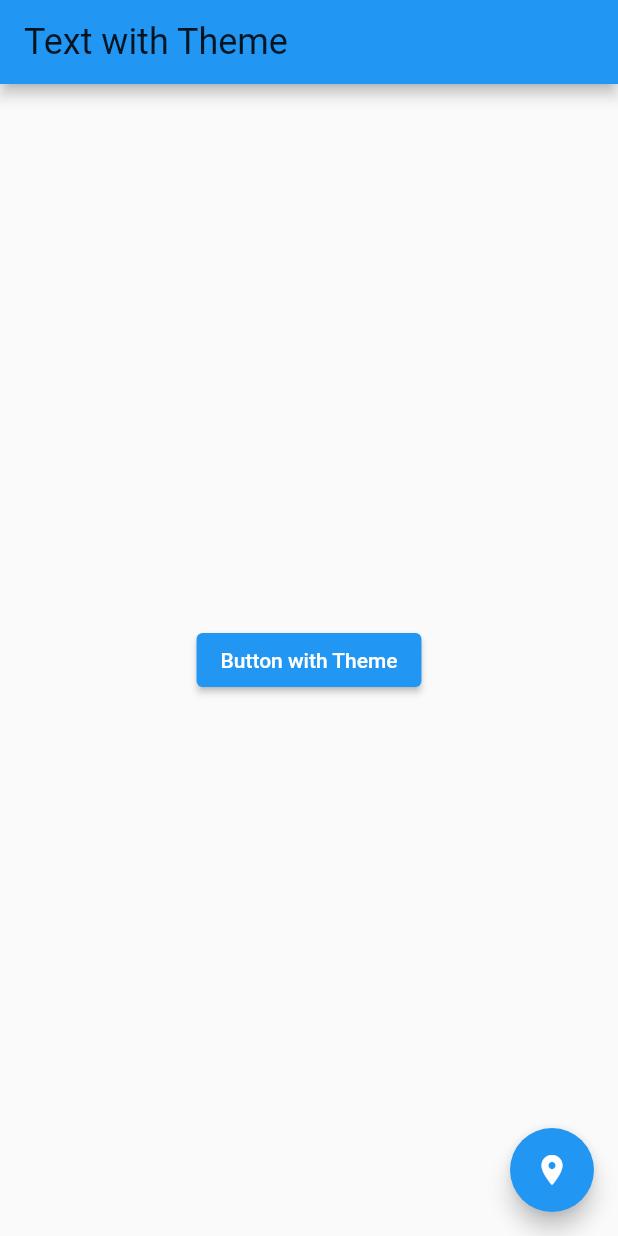
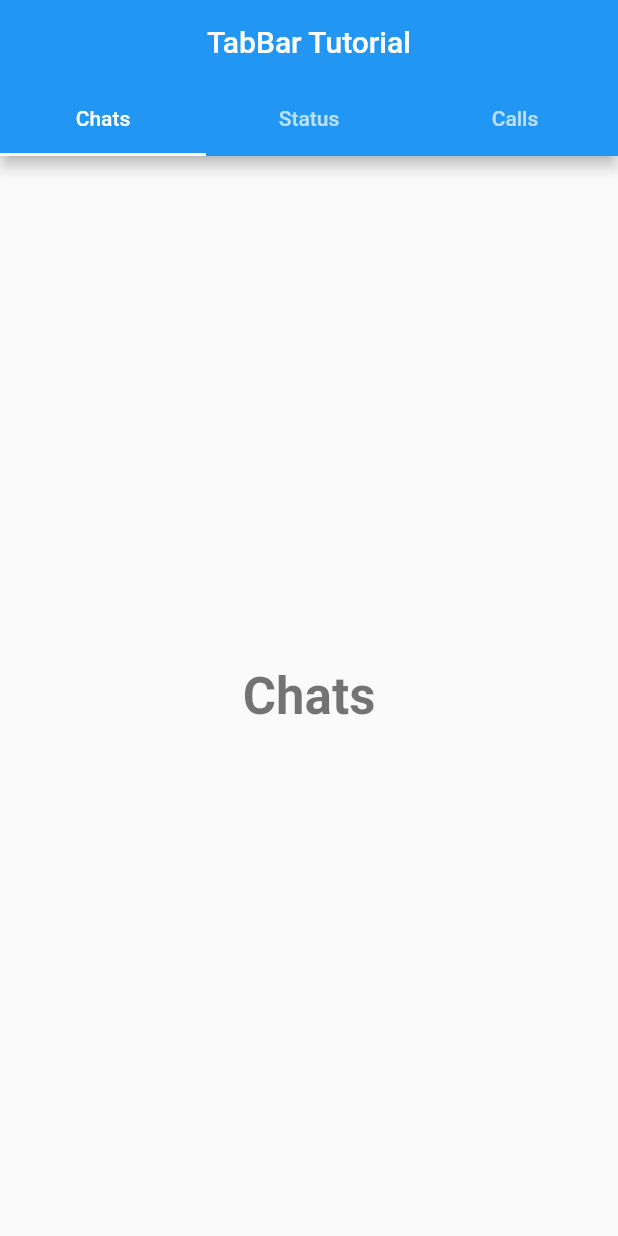
Before and after one commit to uemirhanselim/FLutter-Animations, a Flutter app: the screen it shows after launch, on a phone screen of 412 x 824 dp. Run offline on Flutter 3.47's test engine with Material 2 defaults, Android fonts, the phone set to English and light mode, and no system bars; our stand-ins replace google_fonts.

Commit message:
TabBar tutorial has done

```diff
--- /dev/null
+++ b/lib/design/tabs.dart
@@ -0,0 +1,38 @@
+import 'package:flutter/material.dart';
+
+class TabsView extends StatelessWidget {
+  const TabsView({super.key});
+
+  @override
+  Widget build(BuildContext context) {
+    return DefaultTabController(
+      length: 3,
+      child: Scaffold(
+        appBar: AppBar(
+          centerTitle: true,
+          title: const Text("TabBar Tutorial"),
+          bottom: const TabBar(
+            tabs: [
+              Tab(text: "Chats"),
+              Tab(text: "Status"),
+              Tab(text: "Calls"),
+            ],
+          ),
+        ),
+        body: TabBarView(
+          children: [
+            Center(
+                child: Text("Chats",
+                    style: Theme.of(context).textTheme.headline4)),
+            Center(
+                child: Text("Status",
+                    style: Theme.of(context).textTheme.headline4)),
+            Center(
+                child: Text("Calls",
+                    style: Theme.of(context).textTheme.headline4)),
+          ],
+        ),
+      ),
+    );
+  }
+}
--- a/lib/main.dart
+++ b/lib/main.dart
@@ -1,6 +1,6 @@
 import 'package:flutter/material.dart';
 
-import 'design/theme.dart';
+import 'design/tabs.dart';
 
 void main() {
   runApp(const MyApp());
@@ -12,9 +12,12 @@ class MyApp extends StatelessWidget {
   // This widget is the root of your application.
   @override
   Widget build(BuildContext context) {
-    return const MaterialApp(
+    return MaterialApp(
       title: 'Flutter Animations',
-      home: ThemeView(),
+      theme: ThemeData(
+          textTheme: const TextTheme(
+              headline4: TextStyle(fontWeight: FontWeight.bold))),
+      home: const TabsView(),
     );
   }
 }
```
